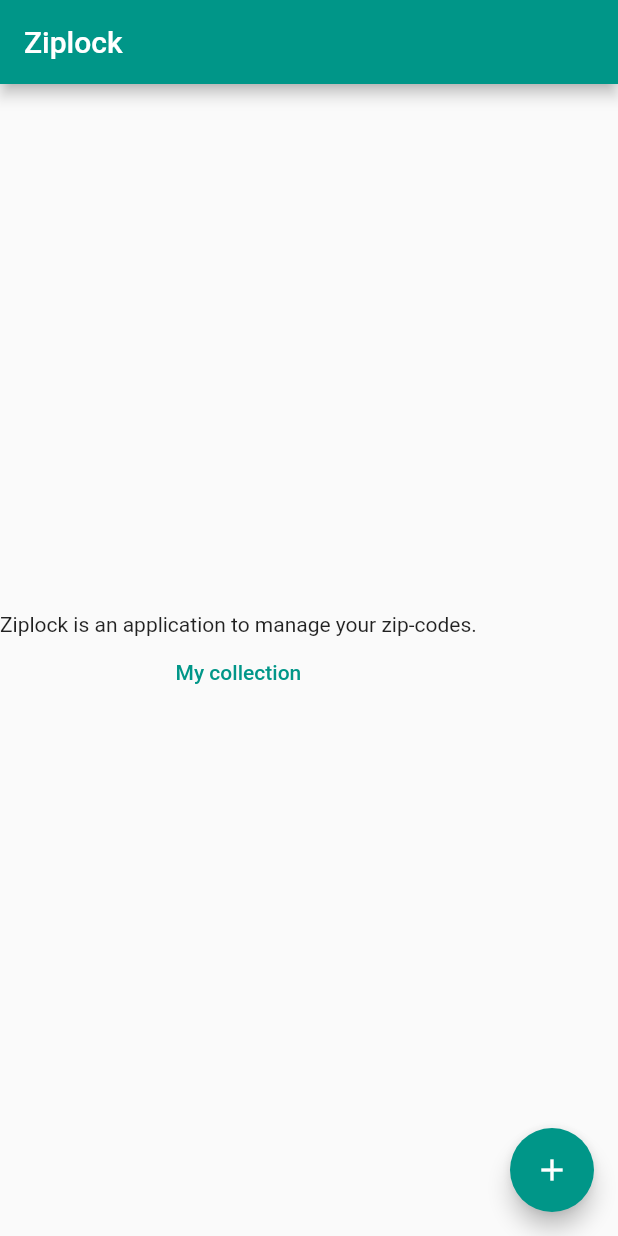
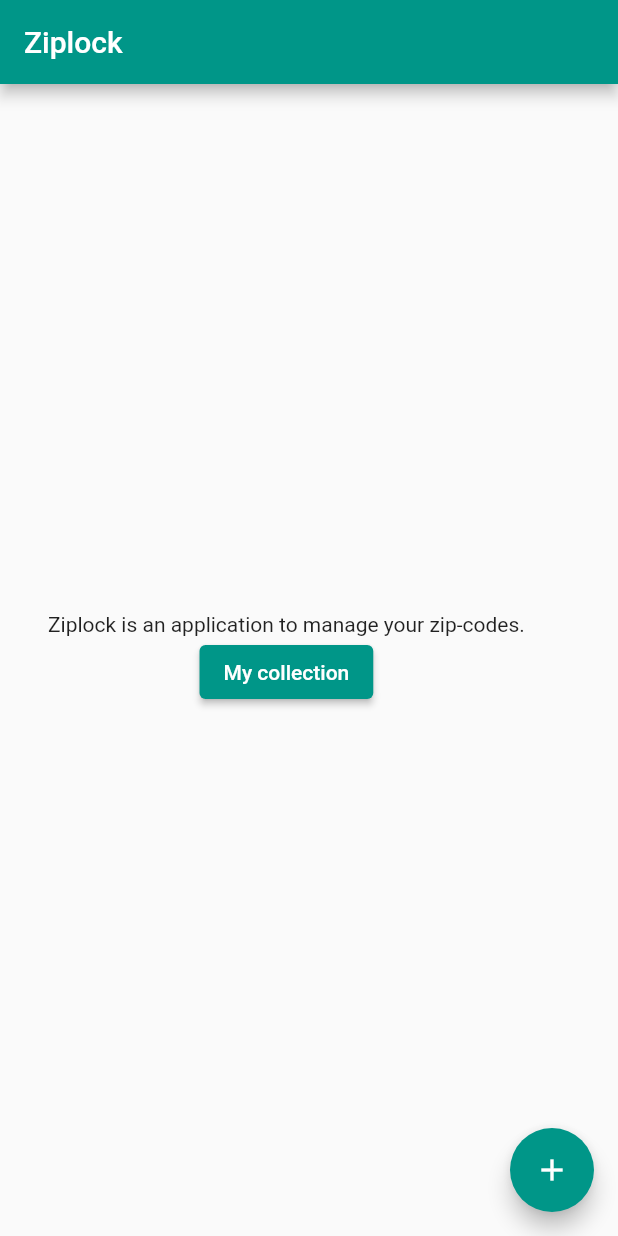
Before and after one commit to eug-vs/ziplock, a Flutter app: the screen it shows after launch, on a phone screen of 412 x 824 dp. Run offline on Flutter 3.47's test engine with Material 2 defaults, Android fonts, the light colour scheme and no system bars; our stand-ins replace sqflite; accounts and stored records are empty.

Commit message:
feat: add paddings to home page

```diff
--- a/lib/containers/HomePage/HomePage.dart
+++ b/lib/containers/HomePage/HomePage.dart
@@ -13,12 +13,14 @@ class HomePage extends StatelessWidget {
         title: Text('Ziplock'),
       ),
 
-      body: Column(
+      body: Padding(
+        padding: const EdgeInsets.symmetric(horizontal: 32),
+        child: Column(
           mainAxisAlignment: MainAxisAlignment.center,
           crossAxisAlignment: CrossAxisAlignment.center,
           children: <Widget>[
             Text('Ziplock is an application to manage your zip-codes.'),
-          TextButton(
+            ElevatedButton(
               child: const Text('My collection'),
               onPressed: () => Navigator.push(
                   context,
@@ -26,6 +28,7 @@ class HomePage extends StatelessWidget {
               ),
             ),
           ],
+        ),
       ),
       floatingActionButton: FloatingActionButton(
         onPressed: () => Navigator.push(
```
Lines whose indentation alone changed are shown as unchanged.
